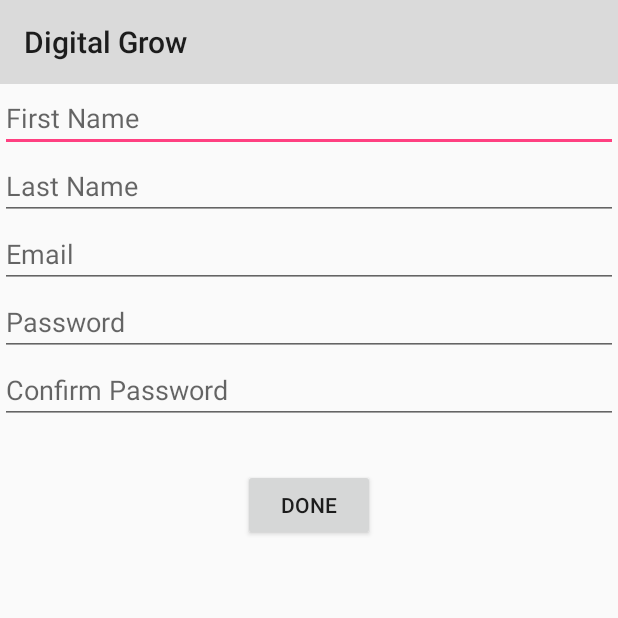
After one commit to ravi84184/Android-Example, an Android app: the RegistartionActivity screen opened directly, with no data from a screen before it, on a phone screen of 412 x 824 dp, the top half of it. The commit adds this screen. Run offline under Robolectric (Android 15) with nearby library versions, the phone set to English and light mode, and no system bars.

Commit message:
24 sep, 2017

```diff
--- a/app/build.gradle
+++ b/app/build.gradle
@@ -44,4 +44,6 @@
 
 
 
+
+
 apply plugin: 'com.google.gms.google-services'
--- /dev/null
+++ b/app/src/main/java/com/nikpatel/digitalgrow/Validation/RegistartionActivity.java
@@ -0,0 +1,100 @@
+package com.nikpatel.digitalgrow.Validation;
+
+import android.support.v7.app.AppCompatActivity;
+import android.os.Bundle;
+import android.support.v7.widget.Toolbar;
+import android.view.View;
+import android.widget.Button;
+import android.widget.EditText;
+import android.widget.Toast;
+
+import com.nikpatel.digitalgrow.R;
+
+public class RegistartionActivity extends AppCompatActivity implements View.OnClickListener{
+
+
+    EditText edtFName, edtLName, edtEmail, edtPass, edtCPass;
+    Button btnSubmit;
+    Toolbar toolbar;
+
+    @Override
+    protected void onCreate(Bundle savedInstanceState) {
+        super.onCreate(savedInstanceState);
+        setContentView(R.layout.activity_registartion);
+        toolbar = (Toolbar) findViewById(R.id.toolbar);
+        setSupportActionBar(toolbar);
+        init();
+    }
+
+    private void init() {
+
+        edtFName = (EditText) findViewById(R.id.edtFname);
+        edtLName = (EditText) findViewById(R.id.edtLname);
+        edtEmail = (EditText) findViewById(R.id.edtEmail);
+        edtPass = (EditText) findViewById(R.id.edtPassword);
+        edtCPass = (EditText) findViewById(R.id.edtCPassword);
+        btnSubmit = (Button) findViewById(R.id.btnSubmit);
+
+        btnSubmit.setOnClickListener(this);
+    }
+
+    @Override
+    public void onClick(View view) {
+        switch (view.getId()){
+            case R.id.btnSubmit:
+                checkValication();
+        }
+    }
+
+    private void checkValication() {
+
+        if (CommonUtil.isNullString(edtFName.getText().toString())){
+            Toast.makeText(this, "please enter First Name", Toast.LENGTH_SHORT).show();
+        }else if (edtFName.length() < 2 || edtFName.length() > 20 ) {
+            Toast.makeText(this, "First Name length not valid", Toast.LENGTH_SHORT).show();
+        }else if (!CommonUtil.checkFirstLastName(edtFName.getText().toString())){
+            Toast.makeText(this, "not valid first name", Toast.LENGTH_SHORT).show();
+        }
+
+        else if (CommonUtil.isNullString(edtLName.getText().toString())){
+            Toast.makeText(this, "Please Enter Last Name", Toast.LENGTH_SHORT).show();
+        }else if (edtLName.length() < 2 || edtLName.length() > 20 ) {
+            Toast.makeText(this, "Last Name length not valid", Toast.LENGTH_SHORT).show();
+        }else if (!CommonUtil.checkFirstLastName(edtLName.getText().toString())){
+            Toast.makeText(this, "not valid last name", Toast.LENGTH_SHORT).show();
+        }
+
+
+        else if (CommonUtil.isNullString(edtEmail.getText().toString())){
+            Toast.makeText(this, "Please Enter Email", Toast.LENGTH_SHORT).show();
+        }
+        else if (!CommonUtil.checkEmail(edtEmail.getText().toString())){
+            Toast.makeText(this, "Please Enter Valid Email", Toast.LENGTH_SHORT).show();
+        }
+
+
+        else if (CommonUtil.isNullString(edtPass.getText().toString())){
+            Toast.makeText(this, "Please Enter Password", Toast.LENGTH_SHORT).show();
+        }else if (!CommonUtil.checkPassword(edtPass.getText().toString())){
+            Toast.makeText(this, "Please Enter Valid Password", Toast.LENGTH_SHORT).show();
+        }else if (edtPass.length() < 8 || edtPass.length() > 15){
+            Toast.makeText(this, "Password length not valid", Toast.LENGTH_SHORT).show();
+        }
+
+
+        else if (CommonUtil.isNullString(edtCPass.getText().toString())){
+            Toast.makeText(this, "Please Enter Confirm Password", Toast.LENGTH_SHORT).show();
+        }else if (!CommonUtil.checkPassword(edtCPass.getText().toString())){
+            Toast.makeText(this, "Please Enter Valid Confirm Password", Toast.LENGTH_SHORT).show();
+        }else if (edtCPass.length() < 8 || edtCPass.length() > 15){
+            Toast.makeText(this, "Confirm Password length not valid", Toast.LENGTH_SHORT).show();
+        }else if (!(edtCPass.getText().toString().equals(edtPass.getText().toString()))){
+            Toast.makeText(this, "password not match", Toast.LENGTH_SHORT).show();
+        }
+        else {
+            Toast.makeText(this, "Succesfull", Toast.LENGTH_SHORT).show();
+        }
+
+
+    }
+}
--- /dev/null
+++ b/app/src/main/res/layout/activity_registartion.xml
@@ -0,0 +1,82 @@
+<?xml version="1.0" encoding="utf-8"?>
+<LinearLayout xmlns:android="http://schemas.android.com/apk/res/android"
+    xmlns:app="http://schemas.android.com/apk/res-auto"
+    xmlns:tools="http://schemas.android.com/tools"
+    android:orientation="vertical"
+    android:layout_width="match_parent"
+    android:layout_height="match_parent"
+    tools:context="com.nikpatel.digitalgrow.Validation.RegistartionActivity">
+
+
+    <android.support.v7.widget.Toolbar
+        android:layout_width="match_parent"
+        android:layout_height="wrap_content"
+        android:id="@+id/toolbar"
+        android:background="@color/grey"/>
+
+    <LinearLayout
+        android:layout_width="match_parent"
+        android:layout_height="match_parent">
+        <ScrollView
+            android:layout_width="match_parent"
+            android:layout_height="match_parent">
+
+            <LinearLayout
+
+                android:orientation="vertical"
+                android:layout_width="match_parent"
+                android:layout_height="match_parent">
+
+                <EditText
+                    android:imeOptions="actionNext"
+                    android:id="@+id/edtFname"
+                    android:hint="First Name"
+                    android:inputType="textPersonName"
+                    android:layout_width="match_parent"
+                    android:layout_height="wrap_content" />
+
+                <EditText
+                    android:imeOptions="actionNext"
+                    android:id="@+id/edtLname"
+                    android:hint="Last Name"
+                    android:inputType="textPersonName"
+                    android:layout_width="match_parent"
+                    android:layout_height="wrap_content" />
+                <EditText
+                    android:imeOptions="actionNext"
+                    android:id="@+id/edtEmail"
+                    android:hint="Email"
+                    android:inputType="textEmailAddress"
+                    android:layout_width="match_parent"
+                    android:layout_height="wrap_content" />
+                <EditText
+                    android:imeOptions="actionNext"
+                    android:id="@+id/edtPassword"
+                    android:hint="Password"
+                    android:inputType="textPassword"
+                    android:layout_width="match_parent"
+                    android:layout_height="wrap_content" />
+                <EditText
+                    android:imeOptions="actionDone"
+                    android:id="@+id/edtCPassword"
+                    android:hint="Confirm Password"
+                    android:inputType="textPassword"
+                    android:layout_width="match_parent"
+                    android:layout_height="wrap_content"
+                    />
+
+
+                <Button
+                    android:text="Done"
+                    android:id="@+id/btnSubmit"
+                    android:layout_marginTop="30dp"
+                    android:layout_width="wrap_content"
+                    android:layout_height="wrap_content"
+                    android:layout_gravity="center_horizontal"/>
+
+            </LinearLayout>
+
+        </ScrollView>
+    </LinearLayout>
+
+</LinearLayout>
```
Also changed, not shown: app/src/main/AndroidManifest.xml (+8 -1 lines), app/src/main/java/com/nikpatel/digitalgrow/Alarm/AlarmActivity.java (added, +72 -0 lines), app/src/main/java/com/nikpatel/digitalgrow/Alarm/AlarmBrodcastReceiver.java (added, +31 -0 lines), app/src/main/java/com/nikpatel/digitalgrow/MainActivity.java (+13 -2 lines), app/src/main/java/com/nikpatel/digitalgrow/Validation/CommonUtil.java (added, +129 -0 lines), app/src/main/res/layout/activity_alarm.xml (added, +33 -0 lines), app/src/main/res/layout/layout_buttons.xml (+23 -0 lines), 1 other file.
